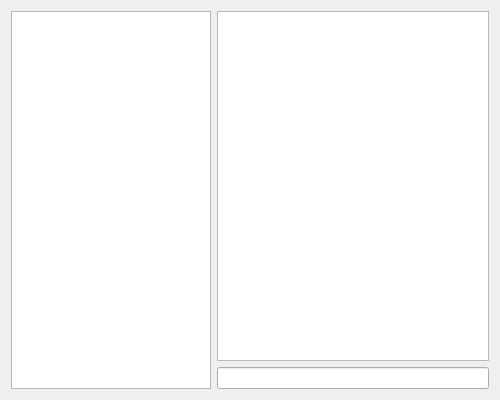
First picture: the form in qw_client/gui/WidgetSendPrivMsg.ui, repository pcjpnet/qwired-suite, before the edit.
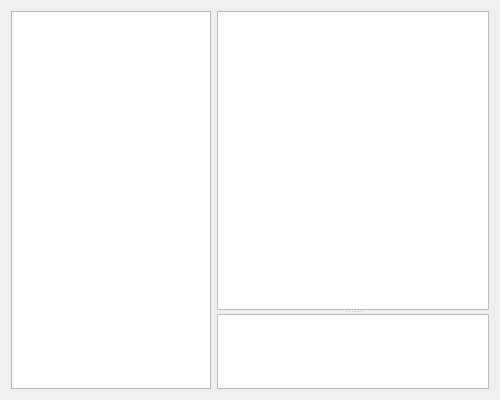
Second picture: the form after the edit.

```diff
--- a/qw_client/gui/WidgetSendPrivMsg.ui
+++ b/qw_client/gui/WidgetSendPrivMsg.ui
@@ -28,9 +28,23 @@
     </widget>
    </item>
    <item>
-    <layout class="QVBoxLayout" >
-     <item>
+    <widget class="QSplitter" name="fSplitter" >
+     <property name="sizePolicy" >
+      <sizepolicy vsizetype="Expanding" hsizetype="Expanding" >
+       <horstretch>0</horstretch>
+       <verstretch>0</verstretch>
+      </sizepolicy>
+     </property>
+     <property name="orientation" >
+      <enum>Qt::Vertical</enum>
+     </property>
       <widget class="QTextEdit" name="fMsg" >
+      <property name="sizePolicy" >
+       <sizepolicy vsizetype="Expanding" hsizetype="Expanding" >
+        <horstretch>0</horstretch>
+        <verstretch>4</verstretch>
+       </sizepolicy>
+      </property>
        <property name="tabChangesFocus" >
         <bool>true</bool>
        </property>
@@ -38,18 +52,21 @@
         <bool>true</bool>
        </property>
       </widget>
-     </item>
-     <item>
-      <widget class="QLineEdit" name="fInput" >
+     <widget class="QTextEdit" name="fInput" >
        <property name="sizePolicy" >
-        <sizepolicy vsizetype="Fixed" hsizetype="Expanding" >
-         <horstretch>5</horstretch>
-         <verstretch>0</verstretch>
-        </sizepolicy>
-       </property>
-      </widget>
-     </item>
-    </layout>
+       <sizepolicy vsizetype="Expanding" hsizetype="Expanding" >
+        <horstretch>0</horstretch>
+        <verstretch>1</verstretch>
+       </sizepolicy>
+      </property>
+      <property name="tabChangesFocus" >
+       <bool>true</bool>
+      </property>
+      <property name="acceptRichText" >
+       <bool>false</bool>
+      </property>
+     </widget>
+    </widget>
    </item>
   </layout>
  </widget>
```
Left out of the diff: 10 changed lines with no effect on the pictures. Lines whose indentation alone changed are shown as unchanged.
